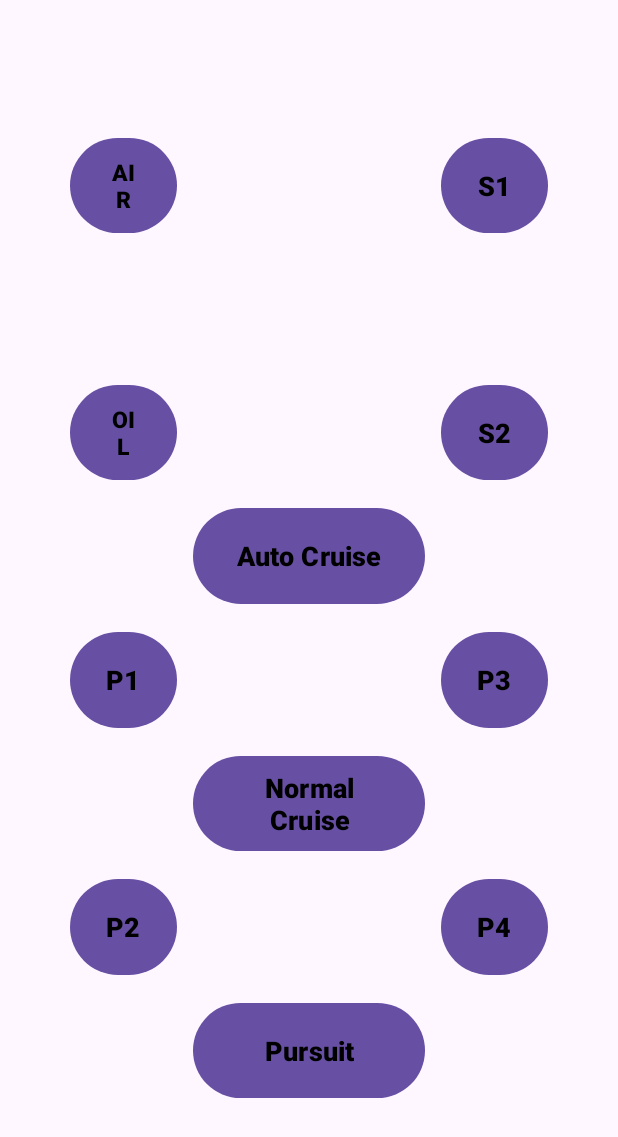
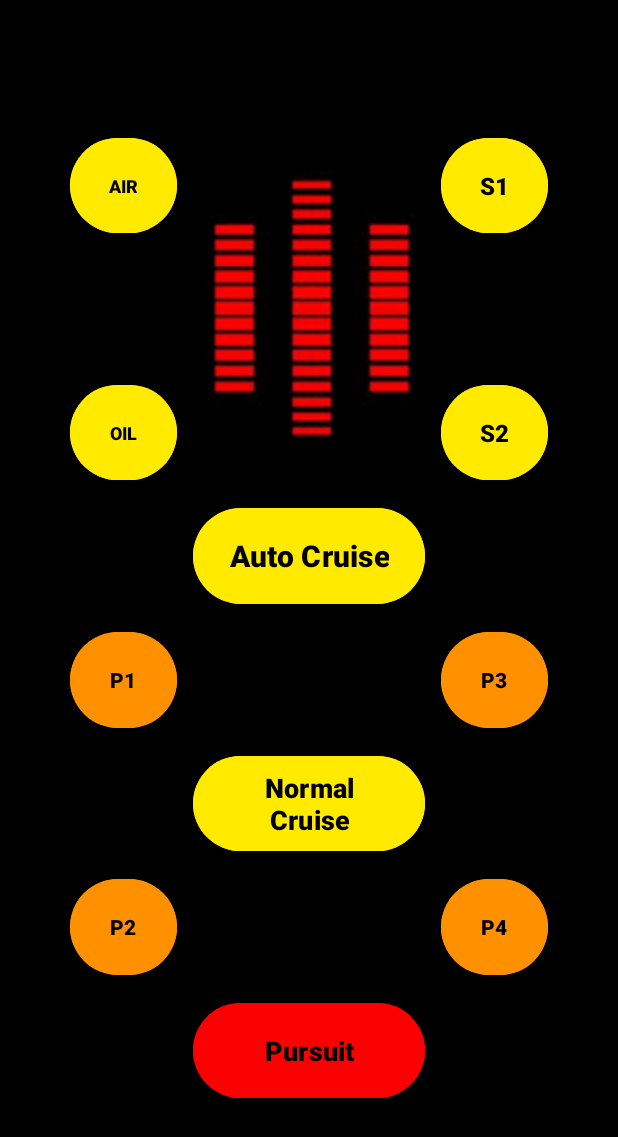
Before and after one commit to Neklof1982/android-08-aniadirSonido-java, an Android app: the screen it shows after launch (MainActivity), on a phone screen of 412 x 824 dp. Shown: the top 1137 px of the screen. Run offline under Robolectric (Android 15) with nearby library versions, the phone set to English and light mode, and no system bars.

Commit message:
Cambios basicos

```diff
--- a/app/src/main/res/layout/activity_main.xml
+++ b/app/src/main/res/layout/activity_main.xml
@@ -5,6 +5,7 @@
     android:id="@+id/main"
     android:layout_width="match_parent"
     android:layout_height="match_parent"
+    android:background="#000000"
     tools:context=".MainActivity">
 
     <androidx.constraintlayout.widget.Guideline
@@ -140,10 +141,11 @@
         android:layout_width="0dp"
         android:layout_height="0dp"
         android:layout_margin="5dp"
+        android:backgroundTint="#FFEA00"
         android:text="AIR"
         android:textColor="@color/black"
+        android:textSize="12dp"
         android:textStyle="bold"
-        android:textSize="15dp"
         app:layout_constraintBottom_toTopOf="@+id/guideline202"
         app:layout_constraintEnd_toStartOf="@+id/guideline103"
         app:layout_constraintStart_toStartOf="@+id/guideline101"
@@ -154,10 +156,11 @@
         android:layout_width="0dp"
         android:layout_height="0dp"
         android:layout_margin="5dp"
+        android:backgroundTint="#FFEA00"
         android:text="OIL"
         android:textColor="@color/black"
+        android:textSize="12dp"
         android:textStyle="bold"
-        android:textSize="15dp"
         app:layout_constraintBottom_toTopOf="@+id/guideline204"
         app:layout_constraintEnd_toStartOf="@+id/guideline103"
         app:layout_constraintStart_toStartOf="@+id/guideline101"
@@ -168,10 +171,11 @@
         android:layout_width="0dp"
         android:layout_height="0dp"
         android:layout_margin="5dp"
+        android:backgroundTint="#FF9100"
         android:text="P1"
         android:textColor="@color/black"
+        android:textSize="14dp"
         android:textStyle="bold"
-        android:textSize="18dp"
         app:layout_constraintBottom_toTopOf="@+id/guideline206"
         app:layout_constraintEnd_toStartOf="@+id/guideline103"
         app:layout_constraintStart_toStartOf="@+id/guideline101"
@@ -182,10 +186,12 @@
         android:layout_width="0dp"
         android:layout_height="0dp"
         android:layout_margin="5dp"
+        android:backgroundTint="#FF9100"
         android:text="P2"
         android:textColor="@color/black"
+        android:textSize="14dp"
         android:textStyle="bold"
-        android:textSize="18dp"
+
         app:layout_constraintBottom_toTopOf="@+id/guideline208"
         app:layout_constraintEnd_toStartOf="@+id/guideline103"
         app:layout_constraintStart_toStartOf="@+id/guideline101"
@@ -196,10 +202,11 @@
         android:layout_width="0dp"
         android:layout_height="0dp"
         android:layout_margin="5dp"
+        android:backgroundTint="#FFEA00"
         android:text="S1"
         android:textColor="@color/black"
+        android:textSize="16dp"
         android:textStyle="bold"
-        android:textSize="18dp"
         app:layout_constraintBottom_toTopOf="@+id/guideline202"
         app:layout_constraintEnd_toStartOf="@+id/guideline109"
         app:layout_constraintStart_toStartOf="@+id/guideline107"
@@ -210,10 +217,11 @@
         android:layout_width="0dp"
         android:layout_height="0dp"
         android:layout_margin="5dp"
+        android:backgroundTint="#FFEA00"
         android:text="S2"
         android:textColor="@color/black"
+        android:textSize="16dp"
         android:textStyle="bold"
-        android:textSize="18dp"
         app:layout_constraintBottom_toTopOf="@+id/guideline204"
         app:layout_constraintEnd_toStartOf="@+id/guideline109"
         app:layout_constraintStart_toStartOf="@+id/guideline107"
@@ -224,10 +232,11 @@
         android:layout_width="0dp"
         android:layout_height="0dp"
         android:layout_margin="5dp"
+        android:backgroundTint="#FF9100"
         android:text="P3"
         android:textColor="@color/black"
+        android:textSize="14dp"
         android:textStyle="bold"
-        android:textSize="18dp"
         app:layout_constraintBottom_toTopOf="@+id/guideline206"
         app:layout_constraintEnd_toStartOf="@+id/guideline109"
         app:layout_constraintStart_toStartOf="@+id/guideline107"
@@ -238,10 +247,11 @@
         android:layout_width="0dp"
         android:layout_height="0dp"
         android:layout_margin="5dp"
+        android:backgroundTint="#FF9100"
         android:text="P4"
         android:textColor="@color/black"
+        android:textSize="14dp"
         android:textStyle="bold"
-        android:textSize="18dp"
         app:layout_constraintBottom_toTopOf="@+id/guideline208"
         app:layout_constraintEnd_toStartOf="@+id/guideline109"
         app:layout_constraintStart_toStartOf="@+id/guideline107"
@@ -252,10 +262,11 @@
         android:layout_width="0dp"
         android:layout_height="0dp"
         android:layout_margin="5dp"
+        android:backgroundTint="#FB0000"
         android:text="Pursuit"
         android:textColor="@color/black"
+        android:textSize="18dp"
         android:textStyle="bold"
-        android:textSize="18dp"
         app:layout_constraintBottom_toTopOf="@+id/guideline209"
         app:layout_constraintEnd_toStartOf="@+id/guideline107"
         app:layout_constraintStart_toStartOf="@+id/guideline103"
@@ -266,10 +277,11 @@
         android:layout_width="0dp"
         android:layout_height="0dp"
         android:layout_margin="5dp"
+        android:backgroundTint="#FFEA00"
         android:text="Normal Cruise"
         android:textColor="@color/black"
+        android:textSize="18dp"
         android:textStyle="bold"
-        android:textSize="18dp"
         app:layout_constraintBottom_toTopOf="@+id/guideline207"
         app:layout_constraintEnd_toStartOf="@+id/guideline107"
         app:layout_constraintStart_toStartOf="@+id/guideline103"
@@ -280,13 +292,25 @@
         android:layout_width="0dp"
         android:layout_height="0dp"
         android:layout_margin="5dp"
+        android:backgroundTint="#FFEA00"
         android:text="Auto Cruise"
         android:textColor="@color/black"
+        android:textSize="20dp"
         android:textStyle="bold"
-        android:textSize="18dp"
         app:layout_constraintBottom_toTopOf="@+id/guideline205"
         app:layout_constraintEnd_toStartOf="@+id/guideline107"
         app:layout_constraintStart_toStartOf="@+id/guideline103"
         app:layout_constraintTop_toTopOf="@+id/guideline204" />
 
+    <ImageView
+        android:id="@+id/textView"
+        android:layout_width="0dp"
+        android:layout_height="0dp"
+        android:layout_margin="5dp"
+        app:layout_constraintBottom_toTopOf="@+id/guideline204"
+        app:layout_constraintEnd_toStartOf="@+id/guideline107"
+        app:layout_constraintStart_toStartOf="@+id/guideline103"
+        app:layout_constraintTop_toTopOf="@+id/guideline201"
+        app:srcCompat="@drawable/k_i_t_t" />
+
 </androidx.constraintlayout.widget.ConstraintLayout>
```
Also changed, not shown: app/src/main/res/drawable/k_i_t_t.png (added).
